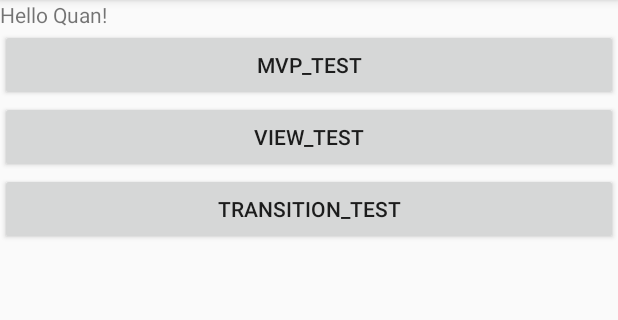
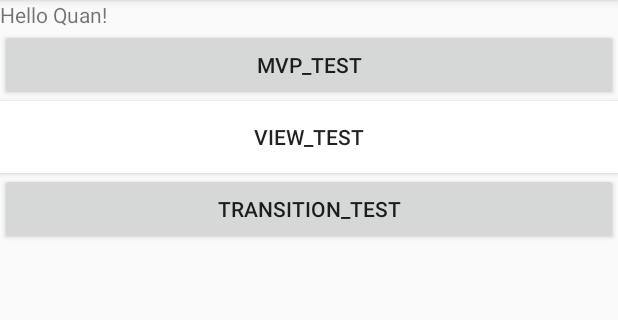
Before and after one commit to HXQWill/QuanStudy, an Android app: the screen it shows after launch (MainActivity), on a phone screen of 412 x 824 dp, the part 84-404 px from its top. Run offline under Robolectric (Android 15) with nearby library versions, the phone set to English and light mode, and no system bars.

Commit message:
Android视图状态及重绘流程分析，带你一步步深入了解View(三) - hxqneuq2012 http://blog.csdn.net/hxqneuq2012/article/details/62056540

```diff
--- /dev/null
+++ b/app/src/main/res/drawable/item_selector.xml
@@ -0,0 +1,12 @@
+<?xml version="1.0" encoding="utf-8"?>
+<selector
+    xmlns:android="http://schemas.android.com/apk/res/android" >
+    <item
+        android:drawable="@color/white" ></item>
+    <item
+        android:drawable="@color/white_select_bg"
+        android:state_pressed="true"/>
+    <item
+        android:drawable="@color/white_select_bg"
+        android:state_focused="true"/>
+</selector>
--- a/app/src/main/res/layout/activity_main.xml
+++ b/app/src/main/res/layout/activity_main.xml
@@ -25,6 +25,7 @@
         android:layout_width="match_parent"
         android:layout_height="wrap_content"
         android:text="@string/view_test"
+        android:background="@drawable/item_selector"
         />
 
     <Button
--- a/app/src/main/res/values/colors.xml
+++ b/app/src/main/res/values/colors.xml
@@ -7,6 +7,9 @@
     <color name="bg_teal">#009688</color>
     <color name="bg_teal_light">#B2DFDB</color>
     <color name="bg_purple">#673AB7</color>
-    <color name="bg_white">#ffffff</color>
     <color name="bg_yellow">#FFC107</color>
+
+    <color name="white">#FFFFFF</color>
+    <color name="white_select_bg">#f9c2c2</color>
+
 </resources>
```
Also changed, not shown: app/src/main/java/com/example/quan/quanstudy/ViewDemo/SimpleLayout.java (+6 -4 lines).
